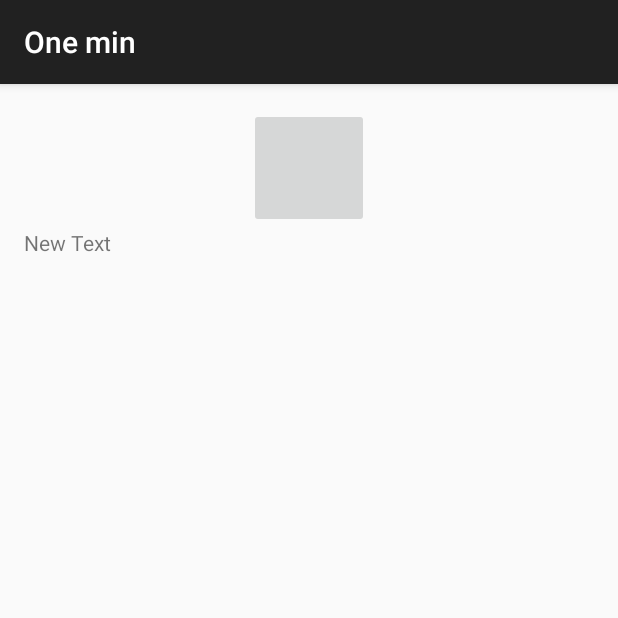
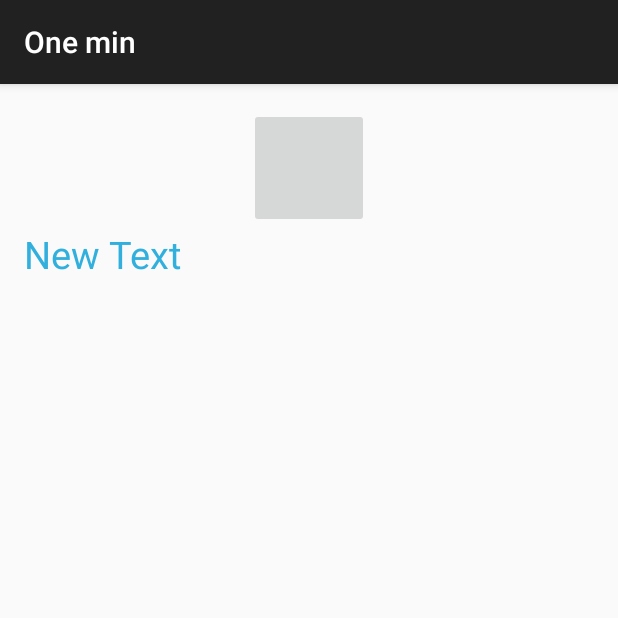
Before and after one commit to muhammaALhasanat/Onemin, an Android app: the Details screen opened directly, with no data from a screen before it, on a phone screen of 412 x 824 dp, the top half of it. Run offline under Robolectric (Android 15) with nearby library versions, the phone set to English and light mode, and no system bars.

```diff
--- a/app/src/main/java/com/example/basel/onemin/DBAdapter.java
+++ b/app/src/main/java/com/example/basel/onemin/DBAdapter.java
@@ -20,7 +20,7 @@ import java.util.List;
 public class DBAdapter extends SQLiteOpenHelper {
 
 
-    private  static  String DB_PATH ="/data/data/com.example.basel.onemin/databases/";
+    public   static  String DB_PATH ="/data/data/com.example.basel.onemin/databases/";
     private static String DB_NAME = "food.db";
     public static  SQLiteDatabase myDataBase;
     private final Context myContext;
@@ -31,6 +31,7 @@ public class DBAdapter extends SQLiteOpenHelper {
         this.myContext = context;
     }
     public void createDataBase() throws IOException {
+
 
         boolean dbExist = checkDataBase();
 
--- a/app/src/main/java/com/example/basel/onemin/Details.java
+++ b/app/src/main/java/com/example/basel/onemin/Details.java
@@ -11,11 +11,13 @@ import android.widget.ImageButton;
 import android.widget.TextView;
 import android.widget.Toast;
 
+import java.util.HashMap;
 import java.util.List;
 
 public class Details extends AppCompatActivity {
     DBAdapter myDbHelper = new DBAdapter(this);
     Details chosenObject;
+    String   dataes ="";
     int item;
     @Override
     protected void onCreate(Bundle savedInstanceState) {
@@ -26,16 +28,26 @@ public class Details extends AppCompatActivity {
         Intent data=getIntent();
         int des=data.getIntExtra("id", 1);
         //String s= String.valueOf(des);
-        //Cursor sq= myDbHelper.myDataBase.rawQuery("select * from sweet where '"+des+"' = description)",null);
+        //
+        // Cursor sq= myDbHelper.myDataBase.rawQuery("select * from sweet where description = '"+des+"')",null);
         try {
-            Cursor sq= myDbHelper.myDataBase.rawQuery("select * from sweet where '"+des+"'",null);
-            Toast.makeText(getApplicationContext(), (CharSequence) sq,Toast.LENGTH_LONG).show();
+            //String query = "SELECT * FROM sweet WHERE " + des + " = name";
+            String query = "SELECT * FROM sweet WHERE " + des + " = name";
+            SQLiteDatabase database = myDbHelper.getReadableDatabase();
+           //Cursor sq = myDbHelper.myDataBase.rawQuery("select * from sweet", null);
+           Cursor cursor = database.rawQuery(query, null);
+           cursor.moveToFirst();
+            String description = cursor.getString(2);
+            t1.setText(description);
 
-        }catch (Exception e)
+
+        }
+
+
+        catch (Exception e)
         {
-            Toast.makeText(getApplicationContext(), "errod",Toast.LENGTH_LONG).show();
+            Toast.makeText(getApplicationContext(), "Eroor",Toast.LENGTH_LONG).show();
             e.printStackTrace();
-
         }
 
 
--- a/app/src/main/res/layout/activity_details.xml
+++ b/app/src/main/res/layout/activity_details.xml
@@ -26,6 +26,8 @@
             android:layout_width="match_parent"
             android:layout_height="wrap_content"
             android:text="New Text"
+            android:textSize="25sp"
+            android:textColor="#31afdd"
             android:id="@+id/t1" />
     </LinearLayout>
 </RelativeLayout>
```
